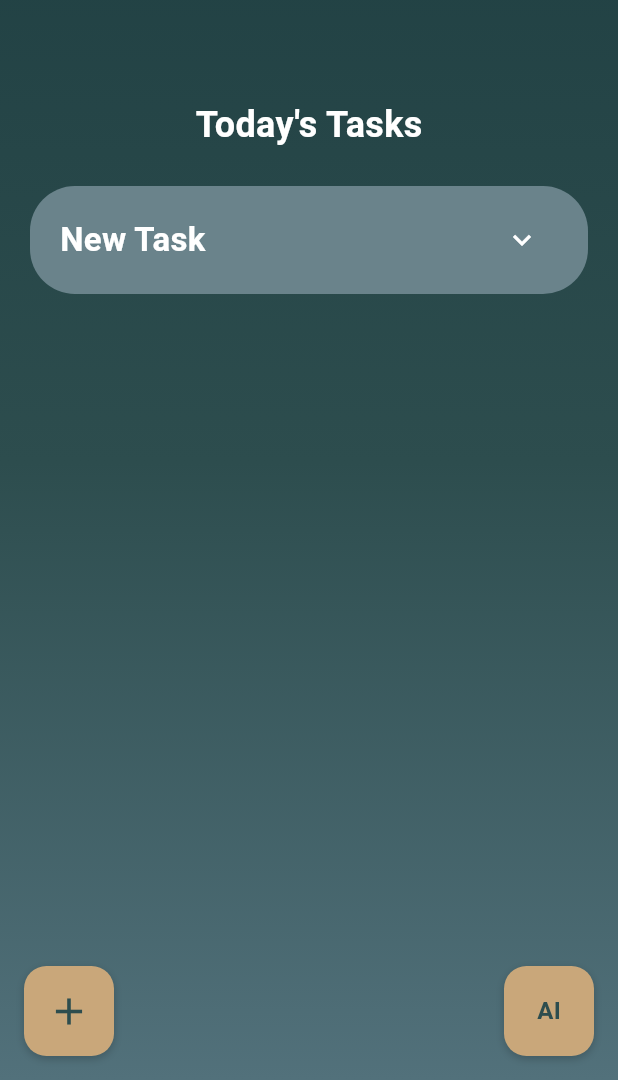
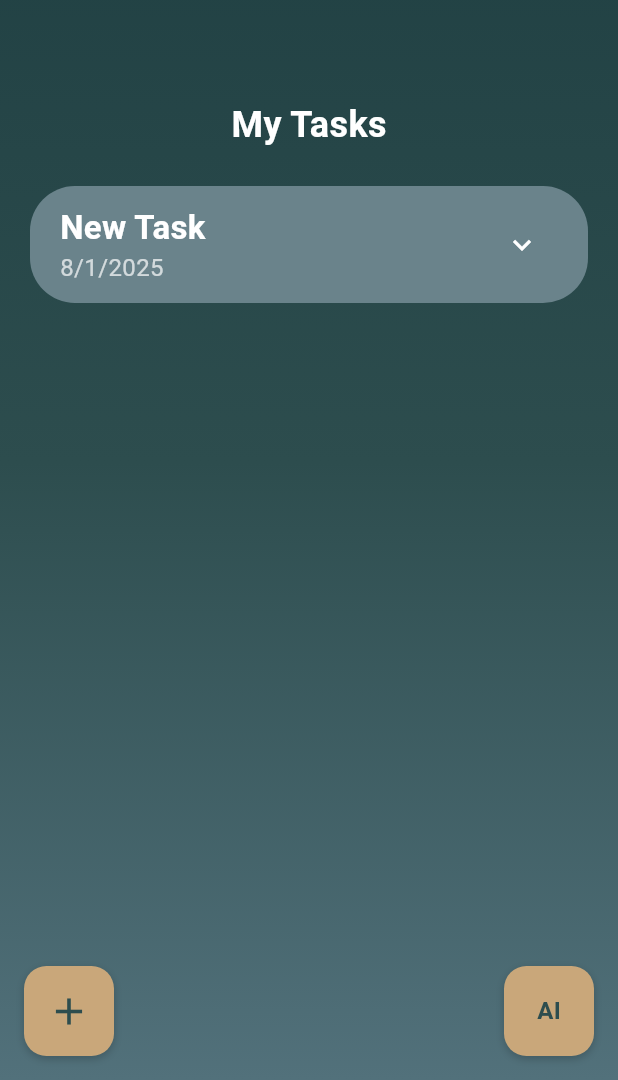
Before and after one commit to mariantaflou/Human-Computer-Interaction-Project-Journito, a Flutter app: the TasksScreen screen opened by its route, after a tap on the "add" icon, on a phone screen of 412 x 824 dp, the part 156-1236 px from its top. Run offline on Flutter 3.47's test engine with Material 3 defaults, Android fonts, the phone set to English and light mode, and no system bars; our stand-ins replace flutter_dotenv, image_picker, shared_preferences, table_calendar; accounts and stored records are empty; Roboto replaces fonts that are missing (Cursive).

Commit message:
Update tasks_screen.dart

```diff
--- a/lib/screens/tasks_screen.dart
+++ b/lib/screens/tasks_screen.dart
@@ -4,7 +4,12 @@ import 'package:shared_preferences/shared_preferences.dart';
 import '../widgets/ai_button.dart';
 
 class TasksScreen extends StatefulWidget {
-  const TasksScreen({super.key});
+  final DateTime? selectedDate;
+
+  const TasksScreen({
+    super.key,
+    this.selectedDate,  // Add this line
+  });
 
   @override
   State<TasksScreen> createState() => _TasksScreenState();
@@ -12,11 +17,19 @@ class TasksScreen extends StatefulWidget {
 
 class _TasksScreenState extends State<TasksScreen> {
   final List<Task> tasks = [];
+  late DateTime defaultDate;
+
 
   @override
   void initState() {
     super.initState();
+    defaultDate = widget.selectedDate ?? DateTime.now();
     _loadTasks();
+  }
+
+  // Sort tasks by date
+  void _sortTasks() {
+    tasks.sort((a, b) => a.date.compareTo(b.date));
   }
 
   Future<void> _loadTasks() async {
@@ -31,31 +44,34 @@ class _TasksScreenState extends State<TasksScreen> {
           task.isExpanded = false; // Force isExpanded to be false
           return task;
         }));
+        _sortTasks(); // Sort tasks after loading
       });
     }
   }
 
   Future<void> _saveTasks() async {
+    _sortTasks(); // Sort tasks before saving
     final prefs = await SharedPreferences.getInstance();
     final tasksJson = jsonEncode(tasks.map((task) => task.toJson()).toList());
     await prefs.setString('tasks', tasksJson);
+  }
+
+  void _deleteTask(int index) {
+    setState(() {
+      tasks.removeAt(index);
+    });
+    _saveTasks();
   }
 
   void _addNewTask() {
     setState(() {
       tasks.add(Task(
         title: 'New Task',
-        time: '12:00 PM',
+        date: defaultDate,
         location: 'Unknown',
         notes: 'Details here',
       ));
-    });
-    _saveTasks();
-  }
-
-  void _deleteTask(int index) {
-    setState(() {
-      tasks.removeAt(index);
+      _sortTasks(); // Sort tasks after adding new task
     });
     _saveTasks();
   }
@@ -118,20 +134,12 @@ class _TasksScreenState extends State<TasksScreen> {
             ),
             const SizedBox(height: 50),
             Expanded(
-              //child: Container(
-               // decoration: const BoxDecoration(
-                 // color: Color(0xff52717B),
-                  //borderRadius: BorderRadius.only(
-                   // topLeft: Radius.circular(45),
-                    //topRight: Radius.circular(45),
-                  //),
-                //),
               child: Column(
                 children: [
                   const Padding(
                     padding: EdgeInsets.symmetric(vertical: 16),
                     child: Text(
-                        "Today's Tasks",
+                      "My Tasks",
                       style: TextStyle(
                         fontSize: 24,
                         fontWeight: FontWeight.bold,
@@ -146,7 +154,10 @@ class _TasksScreenState extends State<TasksScreen> {
                         return TaskWidget(
                           task: tasks[index],
                           onDelete: () => _deleteTask(index),
-                            onSave: _saveTasks,
+                          onSave: () {
+                            _saveTasks();
+                            setState(() {}); // Refresh the list after saving
+                          },
                         );
                       },
                     ),
@@ -185,11 +196,10 @@ class _TasksScreenState extends State<TasksScreen> {
                       ],
                     ),
                   ),
-
                 ],
               ),
             ),
-            //),
+
           ],
         ),
       ),
@@ -199,14 +209,14 @@ class _TasksScreenState extends State<TasksScreen> {
 
 class Task {
   String title;
-  String time;
+  DateTime date;
   String location;
   String notes;
   bool isExpanded;
 
   Task({
     required this.title,
-    required this.time,
+    required this.date,
     required this.location,
     required this.notes,
     this.isExpanded = false,
@@ -215,7 +225,7 @@ class Task {
   Map<String, dynamic> toJson() {
     return {
       'title': title,
-      'time': time,
+      'date': date.toIso8601String(),
       'location': location,
       'notes': notes,
       'isExpanded': isExpanded,
@@ -225,7 +235,7 @@ class Task {
   factory Task.fromJson(Map<String, dynamic> json) {
     return Task(
       title: json['title'],
-      time: json['time'],
+      date: DateTime.parse(json['date']),
       location: json['location'],
       notes: json['notes'],
       isExpanded: json['isExpanded'] ?? false,
@@ -238,7 +248,12 @@ class TaskWidget extends StatefulWidget {
   final VoidCallback onDelete;
   final VoidCallback onSave;
 
-  const TaskWidget({super.key, required this.task, required this.onDelete, required this.onSave});
+  const TaskWidget({
+    super.key,
+    required this.task,
+    required this.onDelete,
+    required this.onSave
+  });
 
   @override
   State<TaskWidget> createState() => _TaskWidgetState();
@@ -246,32 +261,56 @@ class TaskWidget extends StatefulWidget {
 
 class _TaskWidgetState extends State<TaskWidget> {
   late TextEditingController _titleController;
-  late TextEditingController _timeController;
   late TextEditingController _locationController;
   late TextEditingController _notesController;
+  late DateTime _selectedDate;
 
   @override
   void initState() {
     super.initState();
     _titleController = TextEditingController(text: widget.task.title);
-    _timeController = TextEditingController(text: widget.task.time);
     _locationController = TextEditingController(text: widget.task.location);
     _notesController = TextEditingController(text: widget.task.notes);
+    _selectedDate = widget.task.date;
   }
 
   @override
   void dispose() {
     _titleController.dispose();
-    _timeController.dispose();
     _locationController.dispose();
     _notesController.dispose();
     super.dispose();
   }
 
+  Future<void> _selectDate(BuildContext context) async {
+    final DateTime? picked = await showDatePicker(
+      context: context,
+      initialDate: _selectedDate,
+      firstDate: DateTime(2000),
+      lastDate: DateTime(2030), // Extended the last date to 2030
+      builder: (context, child) {
+        return Theme(
+          data: Theme.of(context).copyWith(
+            colorScheme: const ColorScheme.dark(
+              primary: Color(0xffc9a77a),
+              surface: Color(0xff52717B),
+            ),
+          ),
+          child: child!,
+        );
+      },
+    );
+    if (picked != null && picked != _selectedDate) {
+      setState(() {
+        _selectedDate = picked;
+      });
+    }
+  }
+
   void _saveTask() {
     setState(() {
       widget.task.title = _titleController.text;
-      widget.task.time = _timeController.text;
+      widget.task.date = _selectedDate;
       widget.task.location = _locationController.text;
       widget.task.notes = _notesController.text;
       widget.task.isExpanded = false;
@@ -294,13 +333,25 @@ class _TaskWidgetState extends State<TaskWidget> {
             mainAxisAlignment: MainAxisAlignment.spaceBetween,
             children: [
               Expanded(
-                child: Text(
+                child: Column(
+                  crossAxisAlignment: CrossAxisAlignment.start,
+                  children: [
+                    Text(
                       widget.task.title,
                       style: const TextStyle(
                         fontSize: 22,
                         color: Colors.white,
                         fontWeight: FontWeight.bold,
                       ),
+                    ),
+                    Text(
+                      '${widget.task.date.day}/${widget.task.date.month}/${widget.task.date.year}',
+                      style: const TextStyle(
+                        fontSize: 16,
+                        color: Colors.white70,
+                      ),
+                    ),
+                  ],
                 ),
               ),
               IconButton(
@@ -321,7 +372,29 @@ class _TaskWidgetState extends State<TaskWidget> {
           if (widget.task.isExpanded) ...[
             const SizedBox(height: 10),
             _buildEditableField('Title', _titleController),
-            _buildEditableField('Time', _timeController),
+            // Date picker button
+            Padding(
+              padding: const EdgeInsets.symmetric(vertical: 8.0),
+              child: Column(
+                crossAxisAlignment: CrossAxisAlignment.start,
+                children: [
+                  const Text(
+                    'Date',
+                    style: TextStyle(color: Colors.white70, fontSize: 16),
+                  ),
+                  TextButton(
+                    onPressed: () => _selectDate(context),
+                    child: Text(
+                      '${_selectedDate.day}/${_selectedDate.month}/${_selectedDate.year}',
+                      style: const TextStyle(
+                        color: Colors.white,
+                        fontSize: 16,
+                      ),
+                    ),
+                  ),
+                ],
+              ),
+            ),
             _buildEditableField('Location', _locationController),
             _buildEditableField('Notes', _notesController),
             const SizedBox(height: 10),
@@ -340,7 +413,7 @@ class _TaskWidgetState extends State<TaskWidget> {
                   child: const Text(
                     'Save',
                     style: TextStyle(
-                      color: Color(0xff1f3f42),  // Dark teal color
+                      color: Color(0xff1f3f42),
                       fontSize: 16,
                       fontWeight: FontWeight.bold,
                     ),
```
Lines whose indentation alone changed are shown as unchanged.
